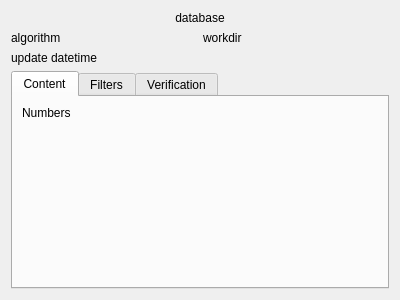
First picture: the form in src/dbstatusdialog.ui, repository artemvlas/veretino, before the edit.
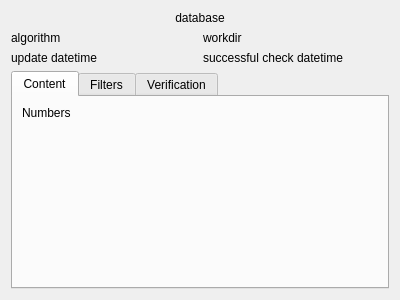
Second picture: the form after the edit.

Commit message: [DbStatusDialog] improved resized view

Diff of the .ui file:
```diff
--- a/src/dbstatusdialog.ui
+++ b/src/dbstatusdialog.ui
@@ -114,6 +114,13 @@
        </property>
       </widget>
      </item>
+     <item row="2" column="1">
+      <widget class="QLabel" name="labelDateTime_Check">
+       <property name="text">
+        <string>successful check datetime</string>
+       </property>
+      </widget>
+     </item>
     </layout>
    </item>
   </layout>
```
Left out of the diff: 8 changed lines with no effect on the pictures. The commit also changes 1 other file.
